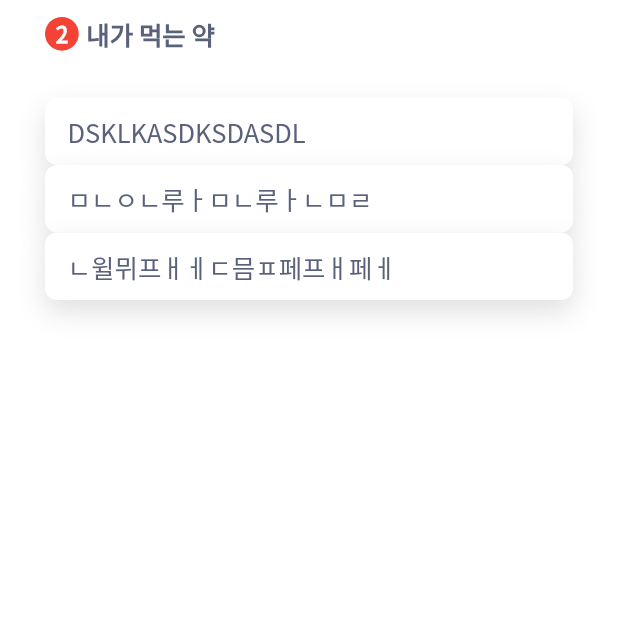
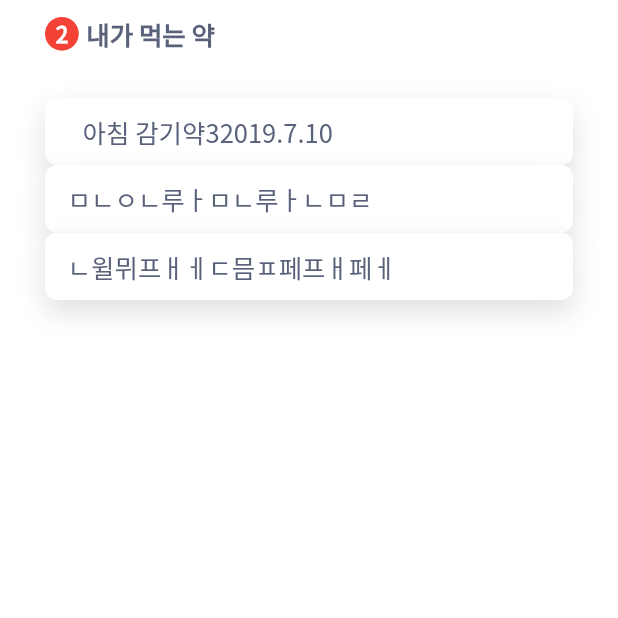
Before and after one commit to xeken/phillwhen, a Flutter app: the screen it shows after launch, item 3 of the bottom bar chosen, on a phone screen of 412 x 824 dp, the top half of it. Run offline on Flutter 3.47's test engine with Material 2 defaults, Android fonts, the phone set to English and light mode, and no system bars; our stand-ins replace flutter_svg, font_awesome_flutter, table_calendar; accounts and stored records are empty; network calls fail.

Commit message:
복약정보 업데이트

```diff
--- a/lib/main.dart
+++ b/lib/main.dart
@@ -2,6 +2,7 @@ import 'package:flutter/material.dart';
 import 'package:font_awesome_flutter/font_awesome_flutter.dart';
 import 'models/User.dart';
 import 'pages/Calendar.dart';
+import 'pages/MyPillAddInfo.dart';
 import 'pages/People.dart';
 import 'pages/home.dart';
 import 'pages/MyPill.dart';
@@ -86,7 +87,7 @@ class _MainState extends State<Main> {
       Calendar(pillHistories: _user.pillHistories,),
       MyPill(),
       People(),
-      Text('설정', style: pageStyle,),
+      MyPillAddInfo()
     ];
   }
 
--- a/lib/models/MyPillInfo.dart
+++ /dev/null
@@ -1,6 +0,0 @@
-class MyPillInfo{
-
-  String nickname;
-  int pillNum;
-  DateTime takingTime;
-}
--- a/lib/models/PillInfo.dart
+++ b/lib/models/PillInfo.dart
@@ -3,7 +3,9 @@ import 'package:flutter/material.dart';
 class PillInfo {
 
   int key;
+  String nickName;
   TimeOfDay time;
+  DateTime dateTime;
   int pillCount;
   int remainingPills;
 }
--- a/lib/pages/MyPill.dart
+++ b/lib/pages/MyPill.dart
@@ -1,6 +1,7 @@
 import 'package:flutter/material.dart';
 import 'package:pillwhen/behaviors/emptyScrollBehavior.dart';
-import 'package:pillwhen/models/MyPillInfo.dart';
+import 'package:pillwhen/models/PillInfo.dart';
+import 'package:pillwhen/widgets/MyPillItem.dart';
 import 'package:pillwhen/widgets/card.dart';
 import 'package:pillwhen/widgets/homeItem.dart';
 
@@ -12,8 +13,14 @@ class MyPill extends StatefulWidget {
 }
 
 class _MyPillState extends State<MyPill> {
-
-  List<MyPillInfo> _myPillInfo;
+  //var a = new PillInfo("아침 감기약", new DateTime(2019, 7,10), 3);
+  //var b = new PillInfo("점심 영양제쨩", new DateTime(2019, 7,9), 6);
+  //var c = new PillInfo("저녁 감기약", new DateTime(2019, 7,10), 3);
+//  var pillInfo1 = new PillInfo();
+//  pillInfo1.key = 1;;
+//  pillInfo1.remainingPills = 5;
+//  pillInfo1.time = TimeOfDay.now();
+  var pillInfoList = <PillInfo>[];
 
   @override
   Widget build(BuildContext context) {
@@ -29,33 +36,44 @@ class _MyPillState extends State<MyPill> {
                 child: ListView(
                   scrollDirection: Axis.vertical,
                   padding:
-                  EdgeInsets.symmetric(horizontal: 30.0, vertical: 30.0)
-                      .copyWith(bottom: 25.0),
+                      EdgeInsets.symmetric(horizontal: 30.0, vertical: 30.0)
+                          .copyWith(bottom: 25.0),
                   children: <Widget>[
                     PwCard(
-                      child: Text('DSKLKASDKSDASDL'),
-                      onTap: (){
-                        Navigator.of(context).push(
-                            MaterialPageRoute(builder: (context)=> MyPillAddInfo(myPillInfo: _myPillInfo.elementAt(1)))
-                        );
+                      child: MyPillItem(
+                        nickname: "아침 감기약",
+                        pillNum: 3,
+                        takingTime: new DateTime(2019, 7, 10),
+                      ),
+                      onTap: () {
+                        Navigator.of(context)
+                            .push(MaterialPageRoute(builder: (context) {
+                          var a = new PillInfo();
+                          a.nickName = "아침 감기약";
+                          a.pillCount = 3;
+                          a.dateTime = new DateTime(2019, 7, 10);
+                          pillInfoList.add(a);
+                          print("asdasds" +pillInfoList.toString());
+                          return MyPillAddInfo(pillInfo: pillInfoList.elementAt(0));
+                        }));
                       },
                     ),
                     Padding(padding: EdgeInsets.only(right: 10.0)),
                     PwCard(
                       child: Text('ㅁㄴㅇㄴ루ㅏㅁㄴ루ㅏㄴㅁㄹ'),
-                      onTap: (){
-                        Navigator.of(context).push(
-                            MaterialPageRoute(builder: (context)=> MyPillAddInfo(myPillInfo: _myPillInfo.elementAt(1)))
-                        );
+                      onTap: () {
+                        Navigator.of(context).push(MaterialPageRoute(
+                            builder: (context) => MyPillAddInfo(
+                                pillInfo: pillInfoList.elementAt(1))));
                       },
                     ),
                     Padding(padding: EdgeInsets.only(right: 10.0)),
                     PwCard(
                       child: Text('ㄴ윌뮈프ㅐㅔㄷ믐ㅍ페프ㅐ페ㅔ'),
-                      onTap: (){
-                        Navigator.of(context).push(
-                            MaterialPageRoute(builder: (context)=> MyPillAddInfo(myPillInfo: _myPillInfo.elementAt(1)))
-                        );
+                      onTap: () {
+                        Navigator.of(context).push(MaterialPageRoute(
+                            builder: (context) => MyPillAddInfo(
+                                pillInfo: pillInfoList.elementAt(2))));
                       },
                     ),
                   ],
@@ -67,10 +85,9 @@ class _MyPillState extends State<MyPill> {
         ],
       ),
       floatingActionButton: FloatingActionButton(
-        onPressed: (){
-          Navigator.of(context).push(
-              MaterialPageRoute(builder: (context)=> MyPillAddInfo())
-          );
+        onPressed: () {
+          Navigator.of(context).push(MaterialPageRoute(
+              builder: (context) => MyPillAddInfo(pillInfoList: pillInfoList)));
         },
         child: Icon(Icons.add),
         elevation: 2.0,
--- /dev/null
+++ b/lib/widgets/MyPillItem.dart
@@ -0,0 +1,36 @@
+import 'package:flutter/material.dart';
+
+class MyPillItem extends StatefulWidget {
+  final String nickname;
+  final int pillNum;
+  final DateTime takingTime;
+
+  const MyPillItem({Key key, this.nickname, this.pillNum, this.takingTime}) : super(key: key);
+
+
+  @override
+  _MyPillItemState createState() => _MyPillItemState();
+}
+
+class _MyPillItemState extends State<MyPillItem> {
+  @override
+  Widget build(BuildContext context) {
+    return Container(
+      child: Row(
+        children: <Widget>[
+          Padding(padding: EdgeInsets.only(left: 10.0),),
+          Expanded(
+            child: Row(
+              crossAxisAlignment: CrossAxisAlignment.start,
+              children: <Widget>[
+                Text(widget.nickname),
+                Text(widget.pillNum.toString()),
+                Text(widget.takingTime.year.toString()+"." +widget.takingTime.month.toString() +"."+widget.takingTime.day.toString())
+              ],
+            ),
+          )
+        ],
+      ),
+    );
+  }
+}
```
Also changed, not shown: lib/pages/MyPillAddInfo.dart (+22 -6 lines).
